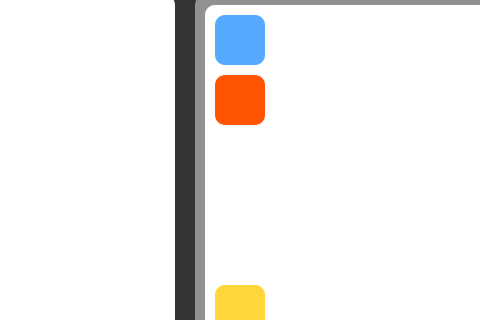
Above: gui/shelf_3.ui from AshwinRaikar88/daxplore before the change; both pictures show x 205 to 685 and y 225 to 545 of the 816 by 653 pixel window. Below: the same form after it.
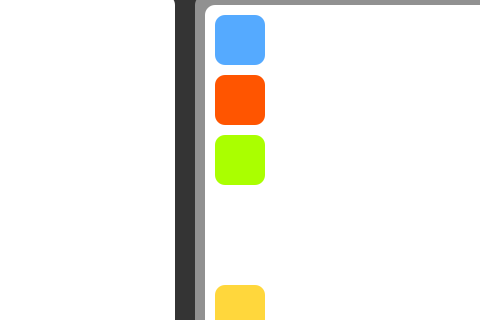
That is the form after the change.

Commit message: Added label file editor shortcut in screen3

The edit to the form file:
```diff
--- a/gui/shelf_3.ui
+++ b/gui/shelf_3.ui
@@ -227,6 +227,33 @@
        <bool>false</bool>
       </property>
      </widget>
+     <widget class="QPushButton" name="label_file">
+      <property name="geometry">
+       <rect>
+        <x>20</x>
+        <y>140</y>
+        <width>50</width>
+        <height>50</height>
+       </rect>
+      </property>
+      <property name="styleSheet">
+       <string notr="true">background-color: rgb(170, 255, 0);
+border-radius: 10px;
+</string>
+      </property>
+      <property name="text">
+       <string/>
+      </property>
+      <property name="iconSize">
+       <size>
+        <width>20</width>
+        <height>20</height>
+       </size>
+      </property>
+      <property name="checkable">
+       <bool>false</bool>
+      </property>
+     </widget>
     </widget>
     <widget class="QTreeView" name="treeView">
      <property name="geometry">
```
The commit also changes 2 other files.
